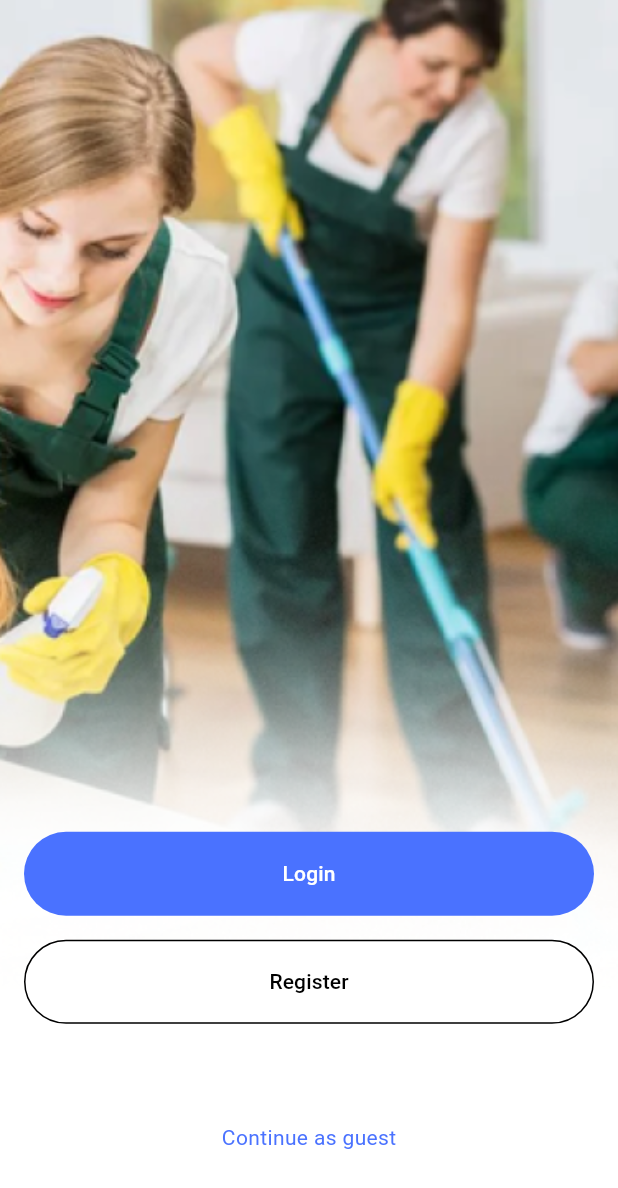
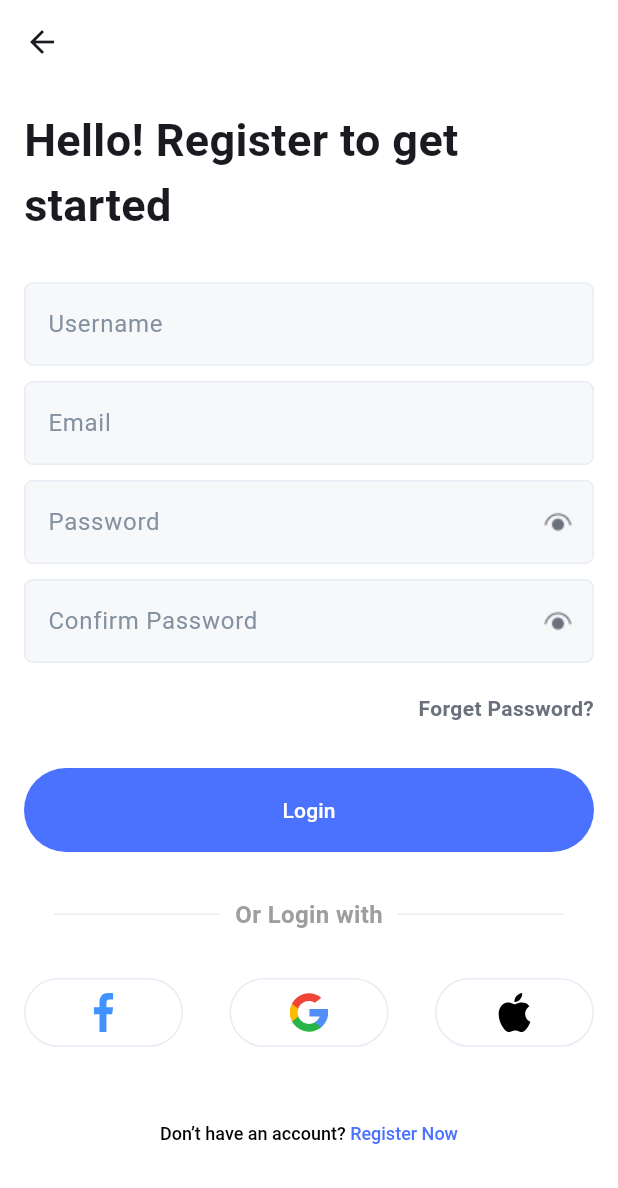
Before and after one commit to SufiHarris/house_cleaning, a Flutter app: the screen it shows after launch, after a tap on "Register", on a phone screen of 412 x 824 dp. Shown: the top 1188 px of the screen. Run offline on Flutter 3.47's test engine with Material 3 defaults, Android fonts, the light colour scheme and no system bars; our stand-ins replace firebase_core, flutter_svg, get; accounts and stored records are empty.

Commit message:
added login and register screen

```diff
--- a/lib/auth/screens/auth_screen.dart
+++ b/lib/auth/screens/auth_screen.dart
@@ -1,6 +1,7 @@
 import 'package:flutter/material.dart';
 import 'package:get/route_manager.dart';
-import 'package:house_cleaning/auth/screens/loginScreen.dart';
+import 'package:house_cleaning/auth/screens/log_in_screen.dart';
+import 'package:house_cleaning/auth/screens/register_screen.dart';
 import 'package:house_cleaning/theme/custom_colors.dart';
 
 class AuthScreen extends StatelessWidget {
@@ -29,7 +30,7 @@ class AuthScreen extends StatelessWidget {
                   ),
                   ElevatedButton(
                     onPressed: () {
-                      Get.to(Loginscreen());
+                      Get.to(LogInScreen());
                     },
                     style: ElevatedButton.styleFrom(
                       minimumSize: const Size(double.infinity, 56),
@@ -53,7 +54,9 @@ class AuthScreen extends StatelessWidget {
                   Padding(
                     padding: const EdgeInsets.symmetric(vertical: 16.0),
                     child: ElevatedButton(
-                      onPressed: () {},
+                      onPressed: () {
+                        Get.to(RegisterScreen());
+                      },
                       style: ElevatedButton.styleFrom(
                         minimumSize: Size(double.infinity, 56),
                         backgroundColor: Colors.white,
--- /dev/null
+++ b/lib/auth/screens/register_screen.dart
@@ -0,0 +1,178 @@
+import 'package:flutter/material.dart';
+import 'package:get/get.dart';
+
+import '../../theme/custom_colors.dart';
+import '../widgets/image_button.dart';
+import 'log_in_screen.dart';
+
+class RegisterScreen extends StatelessWidget {
+  const RegisterScreen({super.key});
+
+  @override
+  Widget build(BuildContext context) {
+    return Scaffold(
+      appBar: AppBar(
+        backgroundColor: Colors.white,
+      ),
+      body: Padding(
+        padding: const EdgeInsets.all(16.0),
+        child: SingleChildScrollView(
+          child: Column(
+            mainAxisAlignment: MainAxisAlignment.start,
+            crossAxisAlignment: CrossAxisAlignment.start,
+            children: [
+              const Text(
+                "Hello! Register to get started",
+                style: TextStyle(fontSize: 30, fontWeight: FontWeight.bold),
+              ),
+              const SizedBox(
+                height: 30,
+              ),
+              const TextField(
+                decoration: InputDecoration(
+                  hintText: 'Username',
+                ),
+              ),
+              const SizedBox(
+                height: 10,
+              ),
+              const TextField(
+                decoration: InputDecoration(
+                  hintText: 'Email',
+                ),
+              ),
+              const SizedBox(
+                height: 10,
+              ),
+              TextField(
+                obscureText: true,
+                decoration: InputDecoration(
+                    hintText: 'Password',
+                    suffixIcon: IconButton(
+                        onPressed: () {},
+                        icon: const Image(
+                            image: AssetImage("assets/images/eye.png")))),
+              ),
+              const SizedBox(
+                height: 10,
+              ),
+              TextField(
+                obscureText: true,
+                decoration: InputDecoration(
+                    hintText: 'Confirm Password',
+                    suffixIcon: IconButton(
+                        onPressed: () {},
+                        icon: const Image(
+                            image: AssetImage("assets/images/eye.png")))),
+              ),
+              const SizedBox(
+                height: 20,
+              ),
+              const Row(children: [
+                Spacer(),
+                Text(
+                  "Forget Password?",
+                  style: TextStyle(
+                      fontSize: 14,
+                      color: Color.fromRGBO(106, 112, 124, 1),
+                      fontWeight: FontWeight.bold),
+                ),
+              ]),
+              const SizedBox(
+                height: 30,
+              ),
+              ElevatedButton(
+                onPressed: () {
+                  Get.to(LogInScreen());
+                },
+                style: ElevatedButton.styleFrom(
+                  minimumSize: const Size(double.infinity, 56),
+                  backgroundColor: CustomColors.primaryColor,
+                  elevation: 0,
+                  // padding: const EdgeInsets.symmetric(
+                  //   horizontal: 40,
+                  //   vertical: 15,
+                  // ),
+                  shape: RoundedRectangleBorder(
+                    borderRadius: BorderRadius.circular(40),
+                  ),
+                ),
+                child: const Text(
+                  'Login',
+                  style: TextStyle(
+                    color: Colors.white,
+                  ),
+                ),
+              ),
+              Padding(
+                padding: const EdgeInsets.symmetric(vertical: 30.0),
+                child: Row(
+                  children: [
+                    Expanded(
+                      child: Divider(
+                        thickness: 1.0,
+                        color: Colors.grey.withOpacity(0.2),
+                        indent: 20.0,
+                        endIndent: 10.0,
+                      ),
+                    ),
+                    const Text(
+                      "Or Login with",
+                      style: TextStyle(
+                          color: Colors.grey,
+                          fontSize: 16.0,
+                          fontWeight: FontWeight.w600),
+                    ),
+                    Expanded(
+                      child: Divider(
+                        thickness: 1.0,
+                        color: Colors.grey.withOpacity(0.2),
+                        indent: 10.0,
+                        endIndent: 20.0,
+                      ),
+                    ),
+                  ],
+                ),
+              ),
+              const Row(
+                mainAxisAlignment: MainAxisAlignment.spaceBetween,
+                children: [
+                  ImageButton(imageUrl: "assets/images/fb.svg"),
+                  ImageButton(imageUrl: "assets/images/google.svg"),
+                  ImageButton(imageUrl: "assets/images/apple.svg"),
+                ],
+              ),
+              const SizedBox(
+                height: 50,
+              ),
+              Center(
+                child: RichText(
+                  text: TextSpan(
+                    children: [
+                      const TextSpan(
+                        text: "Don’t have an account? ",
+                        style: TextStyle(
+                            color: Colors.black, // Regular text color
+                            fontSize: 12.0,
+                            fontWeight: FontWeight.w500),
+                      ),
+                      TextSpan(
+                        text: "Register Now",
+                        style: TextStyle(
+                          color: CustomColors
+                              .primaryColor, // Color for "Register Now"
+                          fontSize: 12.0,
+                          fontWeight: FontWeight.w500,
+                        ),
+                      ),
+                    ],
+                  ),
+                ),
+              )
+            ],
+          ),
+        ),
+      ),
+    );
+  }
+}
--- /dev/null
+++ b/lib/auth/widgets/image_button.dart
@@ -0,0 +1,32 @@
+import 'package:flutter/material.dart';
+import 'package:flutter_svg/svg.dart';
+
+import '../../theme/custom_colors.dart';
+
+class ImageButton extends StatelessWidget {
+  final String imageUrl;
+  const ImageButton({super.key, required this.imageUrl});
+
+  @override
+  Widget build(BuildContext context) {
+    return ElevatedButton(
+      onPressed: () {},
+      style: ElevatedButton.styleFrom(
+        backgroundColor: Colors.white,
+        elevation: 0,
+        padding: const EdgeInsets.symmetric(
+          horizontal: 40,
+          vertical: 10,
+        ),
+        shape: RoundedRectangleBorder(
+            borderRadius: BorderRadius.circular(40),
+            side: BorderSide(color: CustomColors.textfieldBorderColor)),
+      ),
+      child: SvgPicture.asset(
+        imageUrl,
+        width: 26,
+        height: 26,
+      ),
+    );
+  }
+}
--- a/lib/main.dart
+++ b/lib/main.dart
@@ -3,7 +3,7 @@ import 'package:get/get.dart';
 import 'package:get/route_manager.dart';
 import 'package:house_cleaning/auth/provider/auth_provider.dart';
 import 'package:house_cleaning/auth/screens/auth_screen.dart';
-import 'package:house_cleaning/auth/screens/loginScreen.dart';
+import 'package:house_cleaning/auth/screens/log_in_screen.dart';
 import 'package:firebase_core/firebase_core.dart';
 
 import 'firebase_options.dart';
--- a/lib/theme/custom_theme.dart
+++ b/lib/theme/custom_theme.dart
@@ -3,6 +3,7 @@ import 'package:house_cleaning/theme/custom_colors.dart';
 
 class CustomTheme {
   static ThemeData themeData = ThemeData(
+    scaffoldBackgroundColor: Colors.white,
     colorScheme: ColorScheme.fromSeed(
         seedColor: CustomColors.seedColor, primary: CustomColors.primaryColor),
     textTheme: const TextTheme(),
--- a/pubspec.yaml
+++ b/pubspec.yaml
@@ -36,6 +36,7 @@ dependencies:
   cupertino_icons: ^1.0.8
   firebase_core: ^3.4.0
   get: ^4.6.6
+  flutter_svg: ^2.0.10+1
 
 dev_dependencies:
   flutter_test:
```
Also changed, not shown: lib/auth/screens/log_in_screen.dart (added, +157 -0 lines), lib/auth/screens/loginScreen.dart (deleted, +0 -29 lines), assets/images/apple.svg (added), assets/images/eye.png (added), assets/images/fb.svg (added), assets/images/google.svg (added), pubspec.lock, 1 other file.
